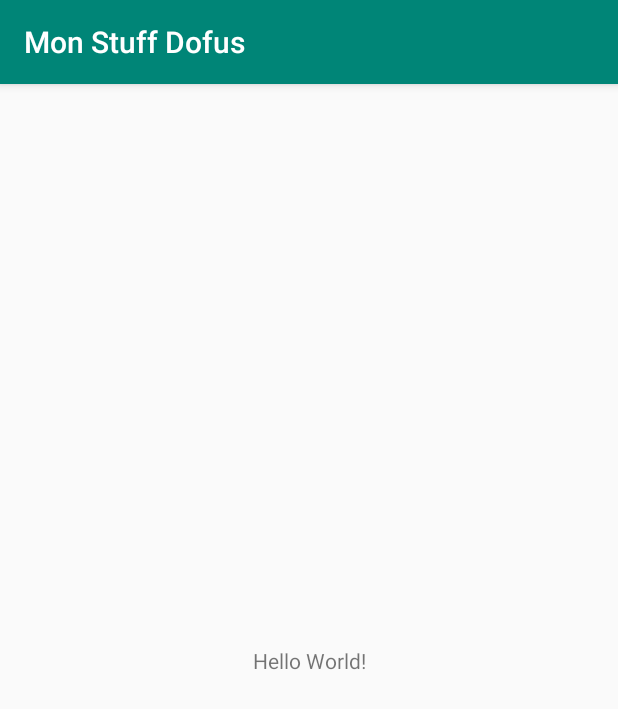
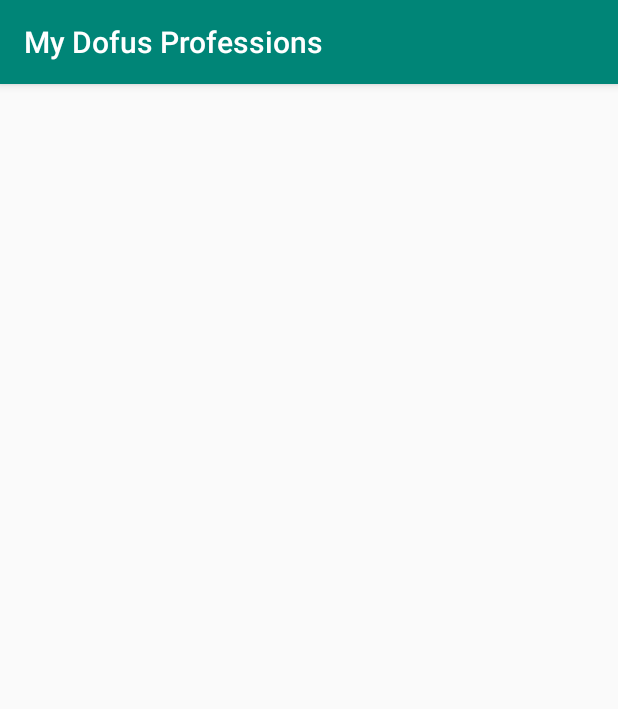
Before and after one commit to AmandineWts/android_project, an Android app: the screen it shows after launch (MainActivity before the commit, ProfessionsDisplayActivity after it), on a phone screen of 412 x 824 dp. Shown: the top 709 px of the screen. Run offline under Robolectric (Android 15) with nearby library versions, the phone set to English and light mode, and no system bars.

Commit message:
Changement de nom du projet

```diff
--- a/app/build.gradle
+++ b/app/build.gradle
@@ -4,7 +4,7 @@
     compileSdkVersion 29
     buildToolsVersion "29.0.2"
     defaultConfig {
-        applicationId "fil.android.project.monstuffdofus"
+        applicationId "fil.android.project.mydofusprofessions"
         minSdkVersion 15
         targetSdkVersion 29
         versionCode 1
--- a/app/src/main/AndroidManifest.xml
+++ b/app/src/main/AndroidManifest.xml
@@ -1,6 +1,6 @@
 <?xml version="1.0" encoding="utf-8"?>
 <manifest xmlns:android="http://schemas.android.com/apk/res/android"
-    package="fil.android.project.monstuffdofus">
+    package="fil.android.project.mydofusprofessions">
 
     <application
         android:allowBackup="true"
@@ -9,7 +9,7 @@
         android:roundIcon="@mipmap/ic_launcher_round"
         android:supportsRtl="true"
         android:theme="@style/AppTheme">
-        <activity android:name=".MainActivity">
+        <activity android:name=".presentation.ProfessionsDisplayActivity">
             <intent-filter>
                 <action android:name="android.intent.action.MAIN" />
 
--- a/app/src/main/java/fil/android/project/monstuffdofus/MainActivity.java
+++ /dev/null
@@ -1,14 +0,0 @@
-package fil.android.project.monstuffdofus;
-
-import androidx.appcompat.app.AppCompatActivity;
-
-import android.os.Bundle;
-
-public class MainActivity extends AppCompatActivity {
-
-    @Override
-    protected void onCreate(Bundle savedInstanceState) {
-        super.onCreate(savedInstanceState);
-        setContentView(R.layout.activity_main);
-    }
-}
--- /dev/null
+++ b/app/src/main/java/fil/android/project/mydofusprofessions/presentation/ProfessionsDisplayActivity.java
@@ -0,0 +1,8 @@
+package fil.android.project.mydofusprofessions.presentation;
+
+import androidx.appcompat.app.AppCompatActivity;
+
+public class ProfessionsDisplayActivity extends AppCompatActivity {
+
+
+}
--- a/app/src/main/res/layout/activity_main.xml
+++ /dev/null
@@ -1,18 +0,0 @@
-<?xml version="1.0" encoding="utf-8"?>
-<androidx.constraintlayout.widget.ConstraintLayout xmlns:android="http://schemas.android.com/apk/res/android"
-    xmlns:app="http://schemas.android.com/apk/res-auto"
-    xmlns:tools="http://schemas.android.com/tools"
-    android:layout_width="match_parent"
-    android:layout_height="match_parent"
-    tools:context=".MainActivity">
-
-    <TextView
-        android:layout_width="wrap_content"
-        android:layout_height="wrap_content"
-        android:text="Hello World!"
-        app:layout_constraintBottom_toBottomOf="parent"
-        app:layout_constraintLeft_toLeftOf="parent"
-        app:layout_constraintRight_toRightOf="parent"
-        app:layout_constraintTop_toTopOf="parent" />
-
-</androidx.constraintlayout.widget.ConstraintLayout>
--- a/app/src/main/res/values/strings.xml
+++ b/app/src/main/res/values/strings.xml
@@ -1,3 +1,3 @@
 <resources>
-    <string name="app_name">Mon Stuff Dofus</string>
+    <string name="app_name">My Dofus Professions</string>
 </resources>
--- a/settings.gradle
+++ b/settings.gradle
@@ -1,2 +1,2 @@
 include ':app'
-rootProject.name='Mon Stuff Dofus'
+rootProject.name='My Dofus Professions'
```
